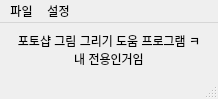
Old version of the form main_form.ui in the repository 100dlswjd/draw_helper.
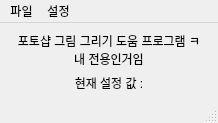
New version of the form.

Commit message: 중간 저장

```diff
--- a/main_form.ui
+++ b/main_form.ui
@@ -7,7 +7,7 @@
     <x>0</x>
     <y>0</y>
     <width>218</width>
-    <height>93</height>
+    <height>115</height>
    </rect>
   </property>
   <property name="windowTitle">
@@ -26,6 +26,16 @@
       </property>
      </widget>
     </item>
+    <item row="1" column="0">
+     <widget class="QLabel" name="label_2">
+      <property name="text">
+       <string>현재 설정 값 :</string>
+      </property>
+      <property name="alignment">
+       <set>Qt::AlignCenter</set>
+      </property>
+     </widget>
+    </item>
    </layout>
   </widget>
   <widget class="QMenuBar" name="menubar">
```
Left out of the diff: 10 changed lines with no effect on the pictures. The commit also changes 2 other files.
